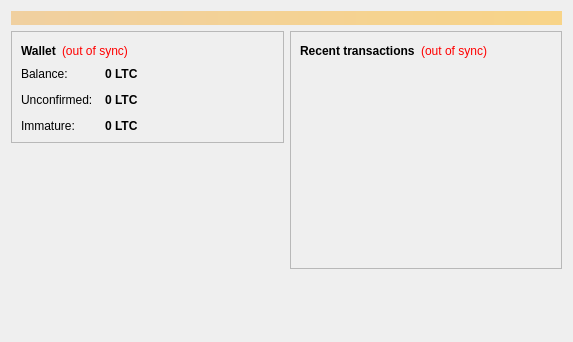
Old version of the form src/qt/forms/overviewpage.ui in the repository dracoin/dragoncoin.
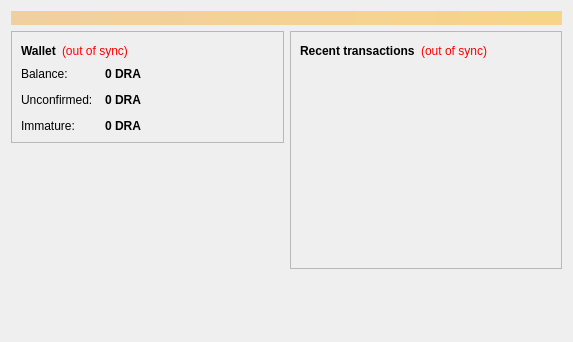
New version of the form.

```diff
--- a/src/qt/forms/overviewpage.ui
+++ b/src/qt/forms/overviewpage.ui
@@ -122,7 +122,7 @@
                <string>Your current balance</string>
               </property>
               <property name="text">
-               <string notr="true">0 LTC</string>
+               <string notr="true">0 DRA</string>
               </property>
               <property name="textInteractionFlags">
                <set>Qt::LinksAccessibleByMouse|Qt::TextSelectableByKeyboard|Qt::TextSelectableByMouse</set>
@@ -151,7 +151,7 @@
                <string>Total of transactions that have yet to be confirmed, and do not yet count toward the current balance</string>
               </property>
               <property name="text">
-               <string notr="true">0 LTC</string>
+               <string notr="true">0 DRA</string>
               </property>
               <property name="textInteractionFlags">
                <set>Qt::LinksAccessibleByMouse|Qt::TextSelectableByKeyboard|Qt::TextSelectableByMouse</set>
@@ -177,7 +177,7 @@
                <string>Mined balance that has not yet matured</string>
               </property>
               <property name="text">
-               <string notr="true">0 LTC</string>
+               <string notr="true">0 DRA</string>
               </property>
               <property name="textInteractionFlags">
                <set>Qt::LinksAccessibleByMouse|Qt::TextSelectableByKeyboard|Qt::TextSelectableByMouse</set>
```
